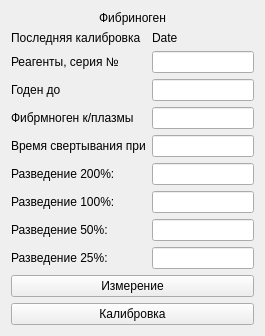
Before: the Qt Designer form choisedialog/ko3.ui in krang4d/Agrekola, drawn with Qt 5.
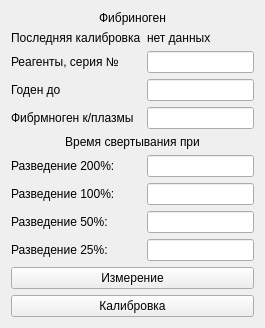
After: the same form once the commit is applied.

Diff of the .ui file:
```diff
--- a/choisedialog/ko3.ui
+++ b/choisedialog/ko3.ui
@@ -45,7 +45,7 @@
         </size>
        </property>
        <property name="text">
-        <string>Date</string>
+        <string>нет данных</string>
        </property>
       </widget>
      </item>
@@ -88,19 +88,6 @@
      <item row="3" column="1">
       <widget class="QLineEdit" name="lineEdit_30"/>
      </item>
-     <item row="4" column="0">
-      <widget class="QLabel" name="label_58">
-       <property name="text">
-        <string>Время свертывания при</string>
-       </property>
-       <property name="buddy">
-        <cstring>lineEdit_31</cstring>
-       </property>
-      </widget>
-     </item>
-     <item row="4" column="1">
-      <widget class="QLineEdit" name="lineEdit_31"/>
-     </item>
      <item row="5" column="0">
       <widget class="QLabel" name="label_59">
        <property name="text">
@@ -153,6 +140,16 @@
      <item row="8" column="1">
       <widget class="QLineEdit" name="lineEdit_35"/>
      </item>
+     <item row="4" column="0" colspan="2">
+      <widget class="QLabel" name="label_58">
+       <property name="text">
+        <string>Время свертывания при</string>
+       </property>
+       <property name="alignment">
+        <set>Qt::AlignCenter</set>
+       </property>
+      </widget>
+     </item>
     </layout>
    </item>
    <item>
```
